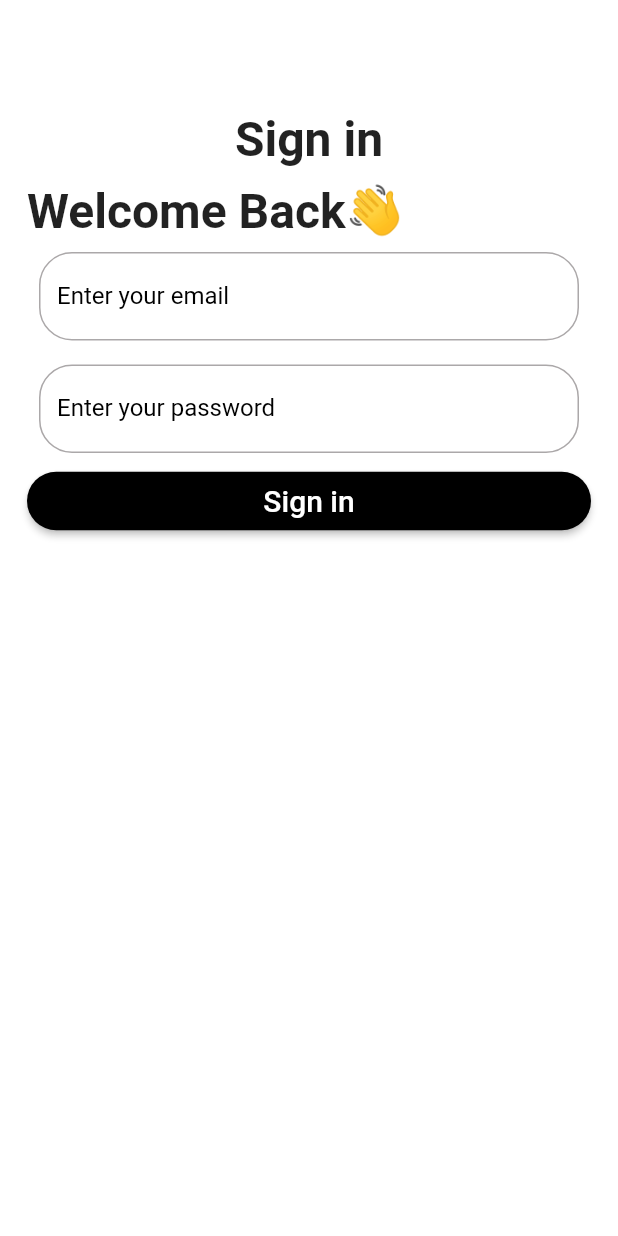
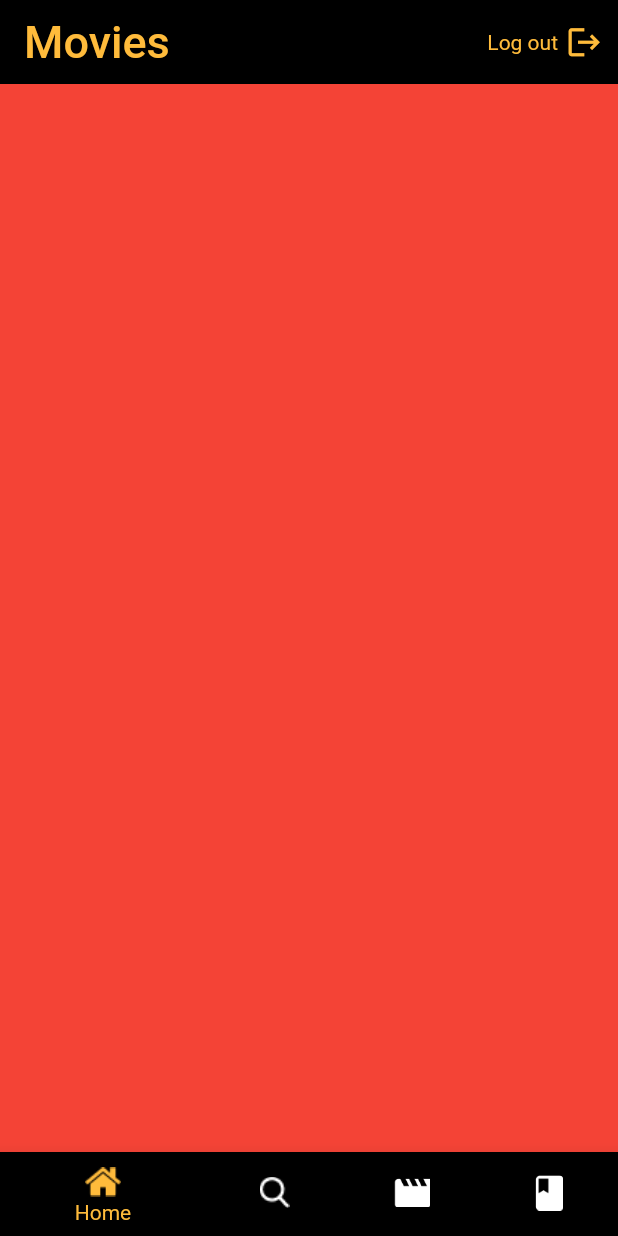
Before and after one commit to Maisherif20/movie_update, a Flutter app: the screen it shows after launch, on a phone screen of 412 x 824 dp. Run offline on Flutter 3.47's test engine with Material 3 defaults, Android fonts, the phone set to English and light mode, and no system bars; our stand-ins replace firebase_auth, firebase_core, flutter_bloc, flutter_screenutil, sms_autofill; missing offline and left inert: telephony; accounts and stored records are empty.

Commit message:
tabs done

```diff
--- a/lib/data_layer/firebase/firebaseAuth.dart
+++ b/lib/data_layer/firebase/firebaseAuth.dart
@@ -1,9 +1,8 @@
 import 'package:firebase_auth/firebase_auth.dart';
 import 'package:flutter/material.dart';
 import 'package:untitled/data_layer/firebase/fiebaseErrorCode.dart';
+import 'package:untitled/presentation_layer/ui/homeScreen/homeScreen.dart';
 import 'package:untitled/presentation_layer/ui/loginScreen.dart';
-
-import '../../presentation_layer/ui/homePage.dart';
 
 class FirebaseAuthUser {
   static void register(String email, String password, BuildContext context) async {
@@ -27,7 +26,7 @@ class FirebaseAuthUser {
       var credential = await FirebaseAuth.instance
           .signInWithEmailAndPassword(email: email, password: password);
       print(credential.user?.uid);
-      Navigator.pushReplacementNamed(context, HomePage.routeName);
+      Navigator.pushReplacementNamed(context, HomeScreen.routeName);
     } on FirebaseAuthException catch (e) {
       print("error");
       if (e.code == FirebaseErrorCode.userNotFound) {
--- a/lib/main.dart
+++ b/lib/main.dart
@@ -1,7 +1,8 @@
 import 'package:flutter/material.dart';
+import 'package:flutter_screenutil/flutter_screenutil.dart';
 import 'package:untitled/presentation_layer/ui/authNyPhone.dart';
 import 'package:firebase_core/firebase_core.dart';
-import 'package:untitled/presentation_layer/ui/homePage.dart';
+import 'package:untitled/presentation_layer/ui/homeScreen/homeScreen.dart';
 import 'package:untitled/presentation_layer/ui/loginScreen.dart';
 import 'package:untitled/presentation_layer/ui/login_Page.dart';
 import 'package:untitled/presentation_layer/ui/registerScreen.dart';
@@ -19,20 +20,25 @@ class MyApp extends StatelessWidget {
   const MyApp({super.key});
   @override
   Widget build(BuildContext context) {
-    return MaterialApp(
+    return ScreenUtilInit(
+      designSize:  const Size(430, 932),
+      minTextAdapt: true,
+      splitScreenMode: true,
+      child: MaterialApp(
         routes: {
           LoginScreen.routeName :(context)=> LoginScreen(),
           RegisterScreen.routeName :(context)=>RegisterScreen(),
-        HomePage.routeName:(context)=>HomePage(),
+          HomeScreen.routeName:(context)=>HomeScreen(),
 
         },
-      initialRoute:LoginScreen.routeName,
+        initialRoute:HomeScreen.routeName,
         debugShowCheckedModeBanner: false,
         title: 'Flutter Demo',
         theme: ThemeData(
           colorScheme: ColorScheme.fromSeed(seedColor: Colors.black),
           useMaterial3: false,
         ),
+      ),
     );
   }
 }
--- a/lib/presentation_layer/ui/authNyPhone.dart
+++ b/lib/presentation_layer/ui/authNyPhone.dart
@@ -1,7 +1,7 @@
 import 'package:flutter/material.dart';
 import 'package:firebase_auth/firebase_auth.dart';
 import 'package:telephony/telephony.dart';
-import 'package:untitled/presentation_layer/ui/homePage.dart';
+import 'package:untitled/presentation_layer/ui/homeScreen/homeScreen.dart';
 import 'package:untitled/presentation_layer/ui/otpScreen.dart';
 import 'package:sms_autofill/sms_autofill.dart';
 import 'package:untitled/presentation_layer/ui/widgets/customTextField.dart';
@@ -155,7 +155,7 @@ class _AuthByPhoneScreenState extends State<AuthByPhoneScreen> {
           smsCode: otpCodeController.text.toString());
       FirebaseAuth.instance.signInWithCredential(credential).then((value) {
         Navigator.push(
-            context, MaterialPageRoute(builder: (context) => HomePage()));
+            context, MaterialPageRoute(builder: (context) => HomeScreen()));
       });
     } catch (ex) {
       print(ex);
--- /dev/null
+++ b/lib/presentation_layer/ui/homeScreen/homeScreen.dart
@@ -0,0 +1,123 @@
+import 'package:flutter/material.dart';
+import 'package:flutter_bloc/flutter_bloc.dart';
+import 'package:untitled/presentation_layer/ui/homeScreen/homeScreenViewModel.dart';
+import 'package:untitled/presentation_layer/ui/tabs/browseTab/browseTab.dart';
+import 'package:untitled/presentation_layer/ui/tabs/homeTab/homeTab.dart';
+import 'package:untitled/presentation_layer/ui/tabs/searchTab/searchTab.dart';
+import 'package:untitled/presentation_layer/ui/tabs/watchListTab/watchListTab.dart';
+
+
+class HomeScreen extends StatefulWidget {
+  static const routeName  = "Home Screen";
+  @override
+  State<HomeScreen> createState() => _HomeScreenState();
+}
+
+class _HomeScreenState extends State<HomeScreen> {
+  HomeScreenViewModel viewModel = HomeScreenViewModel();
+  int selectedIndex = 0;
+  Widget tabPreview = HomeTab();
+
+  @override
+  Widget build(BuildContext context) {
+    return BlocBuilder<HomeScreenViewModel, HomeScreenState>(
+        bloc: viewModel,
+        builder: (BuildContext context, state) {
+          if (state is HomeTabState) {
+            tabPreview = HomeTab();
+          } else if (state is SearchTabState) {
+            tabPreview = SearchTab();
+          } else if (state is BrowseTabState) {
+            tabPreview = BrowseTab();
+          } else if (state is WatchListTabState) {
+            tabPreview = WatchListTab();
+          }
+
+          return Scaffold(
+            backgroundColor: Colors.transparent,
+            appBar: AppBar(
+              backgroundColor: Colors.black,
+              elevation: 0,
+              title: const Text(
+                "Movies",
+                style: TextStyle(
+                    color: Color.fromRGBO(255, 187, 59, 1), fontSize: 30),
+              ),
+              actions: [
+                Padding(
+                  padding: const EdgeInsets.only(right: 10),
+                  child: InkWell(
+                      onTap: () {
+                      },
+                      child: const Row(
+                        children: [
+                          Text("Log out" , style: TextStyle(color: Color.fromRGBO(255, 187, 59, 1)),),
+                          SizedBox(width: 5,),
+                          Icon(
+                            Icons.logout,
+                            color: Color.fromRGBO(255, 187, 59, 1),
+                            size: 25,
+                          ),
+                        ],
+                      )),
+                ),
+              ],
+            ),
+            bottomNavigationBar: BottomNavigationBar(
+              selectedItemColor: const Color.fromRGBO(255, 187, 59, 1),
+              unselectedItemColor: Colors.white,
+              onTap: (index) {
+                selectedIndex = index;
+                viewModel.getTabs(selectedIndex);
+              },
+              currentIndex: selectedIndex,
+              backgroundColor: const Color.fromRGBO(0, 65, 130, 1),
+              items: [
+                BottomNavigationBarItem(
+                    backgroundColor: Colors.black,
+                    icon: selectedIndex == 0
+                        ? const ImageIcon(
+                          AssetImage("assests/images/img.png" ),
+                        )
+                        : const ImageIcon(
+                      AssetImage("assests/images/img.png"),
+                    ),
+                    label: "Home"),
+                BottomNavigationBarItem(
+                    backgroundColor: Colors.black,
+                    icon: selectedIndex == 1
+                        ? const ImageIcon(
+                          AssetImage("assests/images/img_1.png"),
+                        )
+                        : const ImageIcon(
+                      AssetImage("assests/images/img_1.png"),
+                    ),
+                    label: "Search"),
+                BottomNavigationBarItem(
+                    backgroundColor: Colors.black,
+                    icon: selectedIndex == 2
+                        ? const ImageIcon(
+                            AssetImage("assests/images/img_2.png"),)
+                        : ImageIcon(AssetImage("assests/images/img_2.png"),),
+                    label: "Browse"),
+                BottomNavigationBarItem(
+                    backgroundColor: Colors.black,
+                    icon: selectedIndex == 3
+                        ? const ImageIcon(
+                          AssetImage(
+                            "assests/images/img_3.png",
+                          ),
+                        )
+                        : const ImageIcon(
+                      AssetImage(
+                        "assests/images/img_3.png",
+                      ),
+                    ),
+                    label: "Watchlist"),
+              ],
+            ),
+            body: tabPreview,
+          );
+        });
+  }
+}
--- /dev/null
+++ b/lib/presentation_layer/ui/homeScreen/homeScreenViewModel.dart
@@ -0,0 +1,29 @@
+import 'package:flutter_bloc/flutter_bloc.dart';
+
+class HomeScreenViewModel extends Cubit<HomeScreenState> {
+  HomeScreenViewModel() : super(HomeTabState());
+  void getTabs(int indexTab) {
+    if (indexTab == 0) {
+      emit(HomeTabState());
+    }
+    if (indexTab == 1) {
+      emit(SearchTabState());
+    }
+    if (indexTab == 2) {
+      emit(BrowseTabState());
+    }
+    if (indexTab == 3) {
+      emit(WatchListTabState());
+    }
+  }
+}
+
+sealed class HomeScreenState {}
+
+class HomeTabState extends HomeScreenState {}
+
+class SearchTabState extends HomeScreenState {}
+
+class BrowseTabState extends HomeScreenState {}
+
+class WatchListTabState extends HomeScreenState {}
--- a/lib/presentation_layer/ui/loginScreen.dart
+++ b/lib/presentation_layer/ui/loginScreen.dart
@@ -1,6 +1,5 @@
 import 'package:flutter/material.dart';
 import 'package:untitled/data_layer/firebase/firebaseAuth.dart';
-import 'package:untitled/presentation_layer/ui/homePage.dart';
 import 'package:untitled/presentation_layer/ui/widgets/CustomTextFormField.dart';
 
 import 'core/checkEmail.dart';
--- a/lib/presentation_layer/ui/login_Page.dart
+++ b/lib/presentation_layer/ui/login_Page.dart
@@ -1,7 +1,7 @@
 import 'package:flutter/material.dart';
 import 'package:telephony/telephony.dart';
 import 'package:untitled/presentation_layer/ui/authService.dart';
-import 'package:untitled/presentation_layer/ui/homePage.dart';
+import 'package:untitled/presentation_layer/ui/homeScreen/homeScreen.dart';
 
 class LoginPage extends StatefulWidget {
   const LoginPage({super.key});
@@ -51,7 +51,7 @@ class _LoginPageState extends State<LoginPage>
         if (value == "Success") {
           Navigator.pop(context);
           Navigator.pushReplacement(
-              context, MaterialPageRoute(builder: (context) => HomePage()));
+              context, MaterialPageRoute(builder: (context) => HomeScreen()));
         } else {
           Navigator.pop(context);
           ScaffoldMessenger.of(context).showSnackBar(SnackBar(
--- a/lib/presentation_layer/ui/otpScreen.dart
+++ b/lib/presentation_layer/ui/otpScreen.dart
@@ -1,6 +1,6 @@
 import 'package:firebase_auth/firebase_auth.dart';
 import 'package:flutter/material.dart';
-import 'package:untitled/presentation_layer/ui/homePage.dart';
+import 'package:untitled/presentation_layer/ui/homeScreen/homeScreen.dart';
 import 'package:untitled/presentation_layer/ui/widgets/customTextField.dart';
 import 'package:telephony/telephony.dart';
 class OtpCodeScreen extends StatefulWidget {
@@ -84,7 +84,7 @@ class _OtpCodeScreenState extends State<OtpCodeScreen> {
           .signInWithCredential(credential)
           .then((value) {
         Navigator.push(context,
-            MaterialPageRoute(builder: (context) => HomePage()));
+            MaterialPageRoute(builder: (context) => HomeScreen()));
       });
     } catch (ex) {
       print(ex);
--- /dev/null
+++ b/lib/presentation_layer/ui/tabs/homeTab/homeTab.dart
@@ -0,0 +1,12 @@
+import 'package:flutter/material.dart';
+
+class HomeTab extends StatelessWidget {
+  const HomeTab({super.key});
+
+  @override
+  Widget build(BuildContext context) {
+    return Container(
+      color: Colors.red,
+    );
+  }
+}
--- a/pubspec.yaml
+++ b/pubspec.yaml
@@ -43,6 +43,8 @@ dependencies:
   telephony: ^0.2.0
   android_sms_retriever: ^1.3.3
   sms_autofill: ^2.3.1
+  flutter_bloc: ^8.1.5
+  flutter_screenutil: ^5.9.1
 
 dev_dependencies:
   flutter_test:
@@ -67,8 +69,8 @@ flutter:
   uses-material-design: true
 
   # To add assets to your application, add an assets section, like this:
-  # assets:
-  #   - images/a_dot_burr.jpeg
+  assets:
+     - assests/images/
   #   - images/a_dot_ham.jpeg
 
   # An image asset can refer to one or more resolution-specific "variants", see
```
Also changed, not shown: lib/presentation_layer/ui/homePage.dart (deleted, +0 -12 lines), lib/presentation_layer/ui/tabs/browseTab/browseTab.dart (added, +12 -0 lines), lib/presentation_layer/ui/tabs/homeTab/homeTabView.dart (added, +19 -0 lines), lib/presentation_layer/ui/tabs/searchTab/searchTab.dart (added, +12 -0 lines), lib/presentation_layer/ui/tabs/watchListTab/watchListTab.dart (added, +12 -0 lines), assests/images/img.png (added), assests/images/img_1.png (added), assests/images/img_2.png (added), assests/images/img_3.png (added), lib/generated/assets.dart (added), pubspec.lock. Lines whose indentation alone changed are shown as unchanged.
